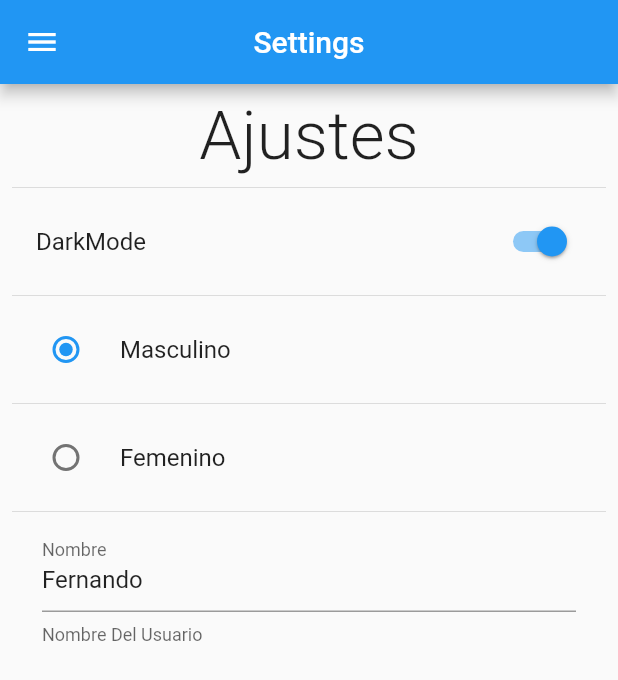
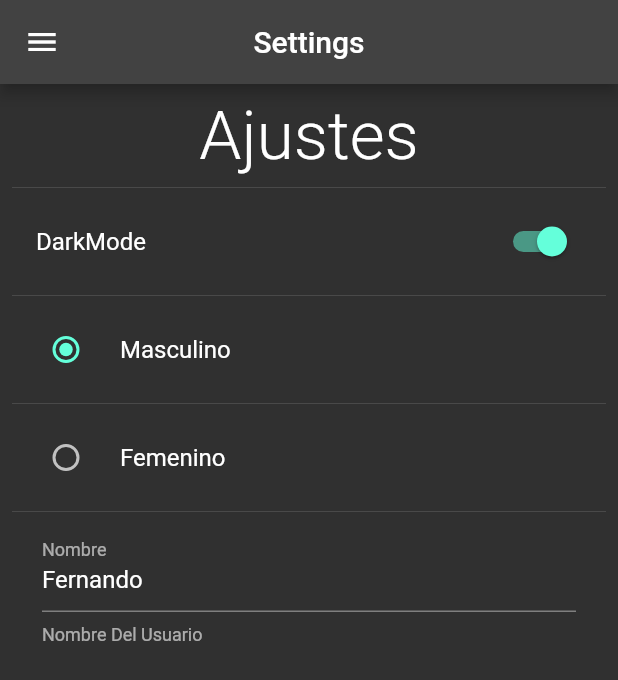
Before and after one commit to 4rtemis-25/share_preferences, a Flutter app: the SettingsScreen screen opened by its route, after a tap on "DarkMode", on a phone screen of 412 x 824 dp. Shown: the top 680 px of the screen. Run offline on Flutter 3.47's test engine with Material 2 defaults, Android fonts, the phone set to English and light mode, and no system bars; our stand-ins replace shared_preferences; accounts and stored records are empty.

Commit message:
commit final

```diff
--- /dev/null
+++ b/lib/provider/theme_provider.dart
@@ -0,0 +1,22 @@
+import 'package:flutter/material.dart';
+
+class ThemeProvider extends ChangeNotifier{
+
+  ThemeData currentTheme;
+
+  ThemeProvider({
+    required bool isDarkMode
+  }): currentTheme = isDarkMode ? ThemeData.dark() : ThemeData.light();
+
+  setLightMode() {
+    currentTheme = ThemeData.light();
+    notifyListeners();
+  }
+
+  setDarkMode() {
+    currentTheme = ThemeData.dark();
+    notifyListeners();
+  }
+
+
+}
--- a/lib/screens/settings_screen.dart
+++ b/lib/screens/settings_screen.dart
@@ -1,4 +1,6 @@
 import 'package:flutter/material.dart';
+import 'package:provider/provider.dart';
+import 'package:share_preferences/provider/theme_provider.dart';
 import 'package:share_preferences/sharedPreferences/preferences.dart';
 import 'package:share_preferences/widgets/side_menu.dart';
 
@@ -38,6 +40,12 @@ class _SettingsScreenState extends State<SettingsScreen> {
                     title: const Text('DarkMode'),
                     onChanged: (value) {
                       Preferences.isDarkMode = value;
+                      final themeProvider = Provider.of<ThemeProvider>(context, listen: false);
+
+                      value ?
+                      themeProvider.setDarkMode()
+                      : themeProvider.setLightMode();
+
                       setState(() {});
                     }),
                 const Divider(),
--- a/pubspec.yaml
+++ b/pubspec.yaml
@@ -36,6 +36,7 @@ dependencies:
   # Use with the CupertinoIcons class for iOS style icons.
   cupertino_icons: ^1.0.2
   shared_preferences: ^2.2.2
+  provider: ^6.1.1
 
 dev_dependencies:
   flutter_test:
```
Also changed, not shown: lib/main.dart (+11 -2 lines), pubspec.lock.
